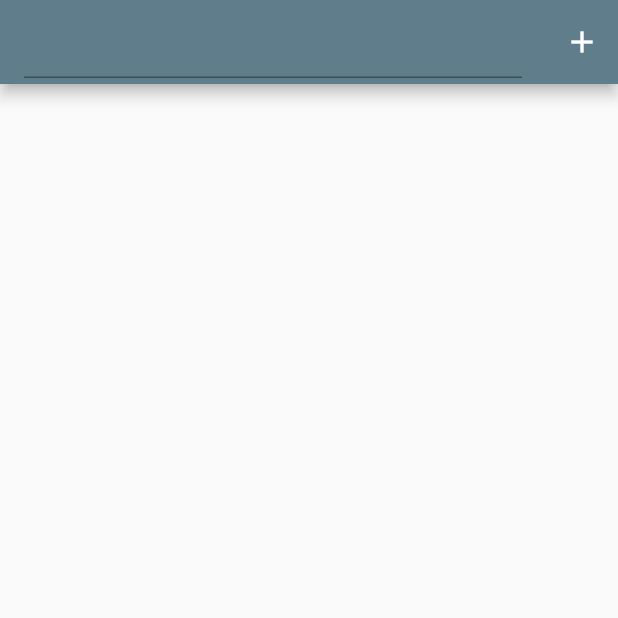
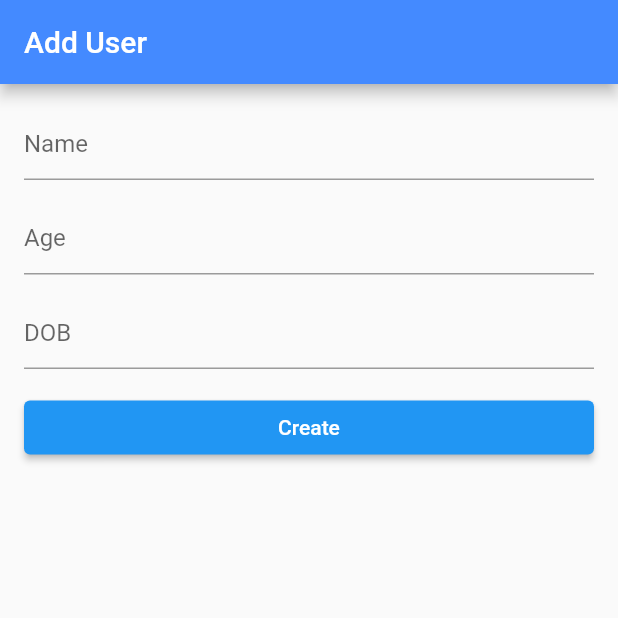
Before and after one commit to Navas-shareef/Flutter_Firebase_CRUD, a Flutter app: the screen it shows after launch, on a phone screen of 412 x 824 dp, the top half of it. Run offline on Flutter 3.47's test engine with Material 2 defaults, Android fonts, the phone set to English and light mode, and no system bars; our stand-ins replace cloud_firestore, firebase_core; accounts and stored records are empty.

Commit message:
added firebase create operation to register user details

```diff
--- a/lib/main.dart
+++ b/lib/main.dart
@@ -33,32 +33,72 @@ class HomePage extends StatefulWidget {
 }
 
 class _HomePageState extends State<HomePage> {
-  final controller = TextEditingController();
+  final controllerName = TextEditingController();
+  final controllerAge = TextEditingController();
+  final controllerDate = TextEditingController();
 
   @override
   Widget build(BuildContext context) {
     return Scaffold(
       appBar: AppBar(
-        title: TextField(
-          controller: controller,
+        title: const Text('Add User'),
+        backgroundColor: Colors.blueAccent,
+      ),
+      body: Center(
+        child: ListView(
+          padding: const EdgeInsets.all(16),
+          children: <Widget>[
+            TextField(
+              controller: controllerName,
+              decoration: const InputDecoration(
+                  labelText: 'Name',
+                  contentPadding: const EdgeInsets.only(bottom: 0)),
+            ),
+            const SizedBox(
+              height: 15,
+            ),
+            TextField(
+              controller: controllerAge,
+              keyboardType: TextInputType.number,
+              decoration: const InputDecoration(
+                labelText: 'Age',
+                contentPadding: EdgeInsets.only(bottom: 0),
+              ),
+            ),
+            const SizedBox(
+              height: 15,
+            ),
+            TextField(
+              controller: controllerDate,
+              decoration: const InputDecoration(
+                  labelText: 'DOB',
+                  contentPadding: const EdgeInsets.only(bottom: 0)),
+            ),
+            const SizedBox(
+              height: 15,
+            ),
+            ElevatedButton(
+                onPressed: () {
+                  final user = User(
+                      name: controllerName.text,
+                      age: int.parse(controllerAge.text),
+                      birthday: controllerDate.text);
+                  CreateUser(user: user);
+                },
+                child: const Text('Create'))
+          ],
         ),
-        backgroundColor: Colors.blueGrey,
-        actions: [
-          IconButton(
-              onPressed: () {
-                CreateUser(name: controller.text);
-              },
-              icon: Icon(Icons.add))
-        ],
       ),
     );
   }
 }
 
-Future CreateUser({required String name}) async {
+Future CreateUser({required User user}) async {
   // Reference to Document
   final docUser = FirebaseFirestore.instance.collection('users').doc();
-  final user = User(name: name, age: 21, birthday: DateTime(2003, 4, 25));
+
+  user.id = docUser.id;
+
 // Create document and write data to Firebase
   await docUser.set(user.toJson());
 }
--- a/lib/models/users_model.dart
+++ b/lib/models/users_model.dart
@@ -2,7 +2,7 @@ class User {
   String id;
   final String name;
   final int age;
-  final DateTime birthday;
+  final String birthday;
 
   User(
       {this.id = '',
```
